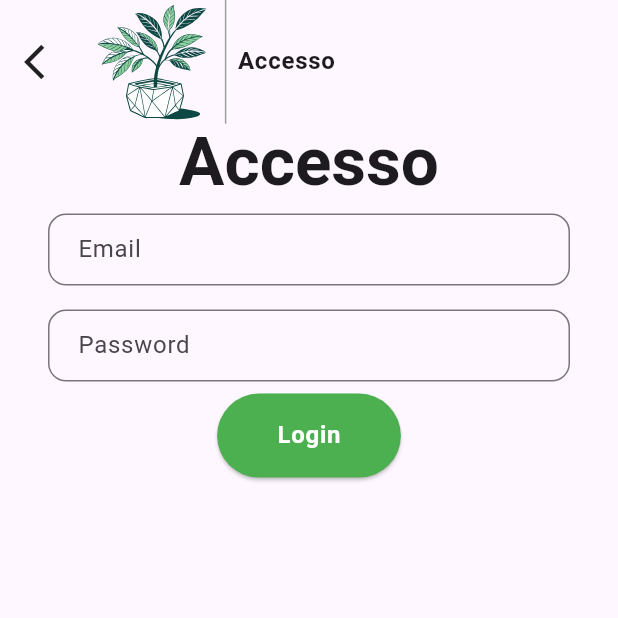
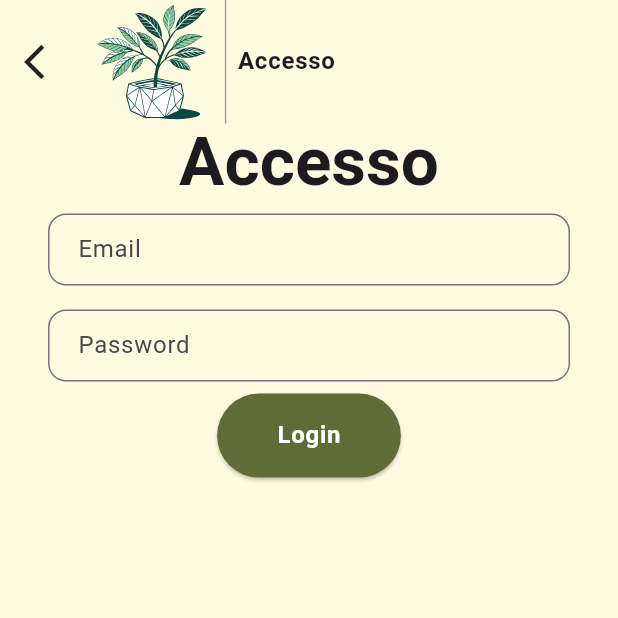
Before and after one commit to ProgettoEMAD/EMAD24-25-GrowMate, a Flutter app: the screen it shows after launch, after a tap on "Accedi", on a phone screen of 412 x 824 dp, the top half of it. Run offline on Flutter 3.47's test engine with Material 3 defaults, Android fonts, the phone set to English and light mode, and no system bars; our stand-ins replace camera, cloud_firestore, firebase_auth, firebase_core, fl_chart, flutter_svg and 1 more; accounts and stored records are empty; generated files the repository leaves out were written again.

Commit message:
Modifiche interfaccia web

```diff
--- a/frontend_web/lib/inserimentolotto.dart
+++ b/frontend_web/lib/inserimentolotto.dart
@@ -84,7 +84,7 @@
           .collection('Lotto')
           .doc(nextId.toString())
           .set(Lotto(
-            idLotto: nextId.toString(),
+            idLotto: nextId,
             coltura: coltura,
             dataSemina: dataSemina,
             dataConsegna: dataConsegna,
--- a/frontend_web/lib/login.dart
+++ b/frontend_web/lib/login.dart
@@ -29,11 +29,9 @@
           password: passwordController.text,
         );
 
-        // Salva l'UID dell'utente in SharedPreferences
         final SharedPreferences prefs = await SharedPreferences.getInstance();
         await prefs.setString('uid', userCredential.user!.uid);
 
-        // Naviga alla pagina Vivaio
         Navigator.of(context).pushReplacementNamed(VivaioScreen.routeName);
       } catch (e) {
         ScaffoldMessenger.of(context).showSnackBar(
@@ -43,6 +41,7 @@
     }
 
     return Scaffold(
+      backgroundColor: Color(0xFFFEFADF), // Colore di sfondo
       body: Column(
         crossAxisAlignment: CrossAxisAlignment.center,
         mainAxisAlignment: MainAxisAlignment.center,
@@ -126,11 +125,11 @@
                           icon: _obscureText
                               ? Icon(
                                   Icons.visibility,
-                                  color: Colors.green,
+                                  color: Color(0xFF5F6C37),
                                 )
                               : Icon(
                                   Icons.visibility_off,
-                                  color: Colors.green,
+                                  color: Color(0xFF5F6C37),
                                 ),
                         ),
                         border: OutlineInputBorder(
@@ -142,7 +141,7 @@
                   ),
                   ElevatedButton(
                     style: ElevatedButton.styleFrom(
-                      backgroundColor: Colors.green,
+                      backgroundColor: Color(0xFF5F6C37), // Colore del bottone
                       foregroundColor: Colors.white,
                     ),
                     onPressed: () {
--- a/frontend_web/lib/main.dart
+++ b/frontend_web/lib/main.dart
@@ -1,7 +1,7 @@
 import 'package:firebase_core/firebase_core.dart';
 import 'package:flutter/material.dart';
 import 'package:flutter_svg/flutter_svg.dart';
-import 'package:firebase_auth/firebase_auth.dart'; // Importa FirebaseAuth
+import 'package:firebase_auth/firebase_auth.dart';
 import 'package:growmate_web/register.dart';
 import 'firebase_options.dart';
 import 'package:growmate_web/login.dart';
@@ -43,6 +43,7 @@
   @override
   Widget build(BuildContext context) {
     return Scaffold(
+      backgroundColor: Color(0xFFFEFADF), // Imposta il colore di sfondo
       body: Column(
         children: [
           SizedBox(
@@ -81,7 +82,7 @@
                     Navigator.of(context).pushNamed(Login.routeName);
                   },
                   style: ElevatedButton.styleFrom(
-                    backgroundColor: Colors.green,
+                    backgroundColor: Color(0xFF5F6C37), // Colore dei bottoni
                     foregroundColor: Colors.white,
                   ),
                   child: Text(
@@ -105,13 +106,13 @@
                       .displayMedium
                       ?.copyWith(fontWeight: FontWeight.bold),
                 ),
-                Padding(padding: EdgeInsets.only(top: 16)),
+                const Padding(padding: EdgeInsets.only(top: 16)),
                 ElevatedButton(
                   onPressed: () {
                     Navigator.of(context).pushNamed(Login.routeName);
                   },
                   style: ElevatedButton.styleFrom(
-                    backgroundColor: Colors.green,
+                    backgroundColor: Color(0xFF5F6C37), // Colore dei bottoni
                     foregroundColor: Colors.white,
                   ),
                   child: Text(
--- a/frontend_web/lib/model/lotto.dart
+++ b/frontend_web/lib/model/lotto.dart
@@ -1,5 +1,5 @@
 class Lotto {
-  String idLotto;
+  int idLotto;
   String coltura;
   DateTime dataSemina;
   DateTime dataConsegna;
```
Also changed, not shown: frontend_web/lib/vivaio.dart (+11 -30 lines).
